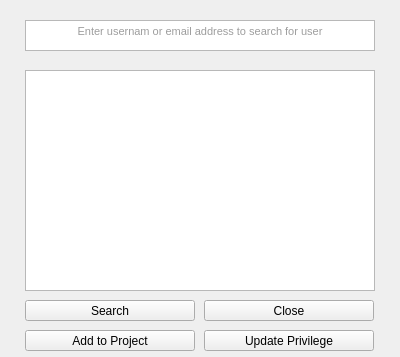
This is Qt/InstaDam/app/addusertoproject.ui in Vedhus/InstaDam as Qt 5 draws it before an edit. The edited form follows.
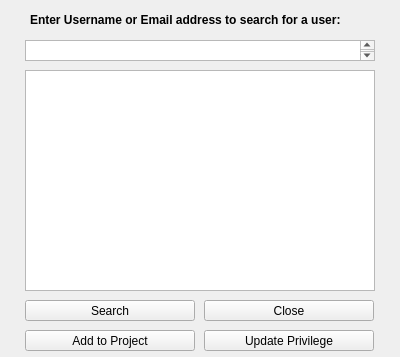
This is the edited form.

What changed in the file:
```diff
--- a/Qt/InstaDam/app/addusertoproject.ui
+++ b/Qt/InstaDam/app/addusertoproject.ui
@@ -17,9 +17,9 @@
    <property name="geometry">
     <rect>
      <x>25</x>
-     <y>20</y>
+     <y>40</y>
      <width>350</width>
-     <height>31</height>
+     <height>21</height>
     </rect>
    </property>
    <property name="html">
@@ -27,7 +27,7 @@
 &lt;html&gt;&lt;head&gt;&lt;meta name=&quot;qrichtext&quot; content=&quot;1&quot; /&gt;&lt;style type=&quot;text/css&quot;&gt;
 p, li { white-space: pre-wrap; }
 &lt;/style&gt;&lt;/head&gt;&lt;body style=&quot; font-family:'MS Shell Dlg 2'; font-size:8.25pt; font-weight:400; font-style:normal;&quot;&gt;
-&lt;p align=&quot;center&quot; style=&quot; margin-top:0px; margin-bottom:0px; margin-left:0px; margin-right:0px; -qt-block-indent:0; text-indent:0px;&quot;&gt;&lt;span style=&quot; color:#9d9d9d;&quot;&gt;Enter usernam or email address to search for user&lt;/span&gt;&lt;/p&gt;&lt;/body&gt;&lt;/html&gt;</string>
+&lt;p align=&quot;center&quot; style=&quot;-qt-paragraph-type:empty; margin-top:0px; margin-bottom:0px; margin-left:0px; margin-right:0px; -qt-block-indent:0; text-indent:0px;&quot;&gt;&lt;br /&gt;&lt;/p&gt;&lt;/body&gt;&lt;/html&gt;</string>
    </property>
   </widget>
   <widget class="QPushButton" name="pushButton">
@@ -92,6 +92,26 @@
     <string>Update Privilege</string>
    </property>
   </widget>
+  <widget class="QLabel" name="label">
+   <property name="geometry">
+    <rect>
+     <x>30</x>
+     <y>10</y>
+     <width>341</width>
+     <height>20</height>
+    </rect>
+   </property>
+   <property name="font">
+    <font>
+     <weight>75</weight>
+     <italic>false</italic>
+     <bold>true</bold>
+    </font>
+   </property>
+   <property name="text">
+    <string>Enter Username or Email address to search for a user:</string>
+   </property>
+  </widget>
  </widget>
  <resources/>
  <connections/>
```
